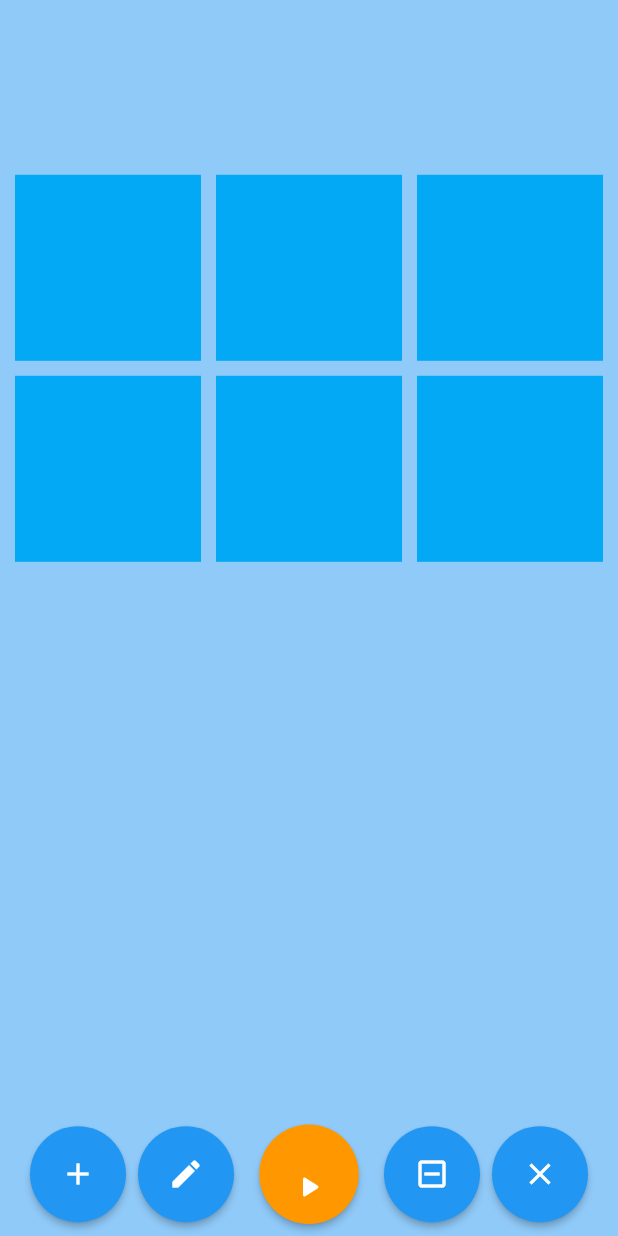
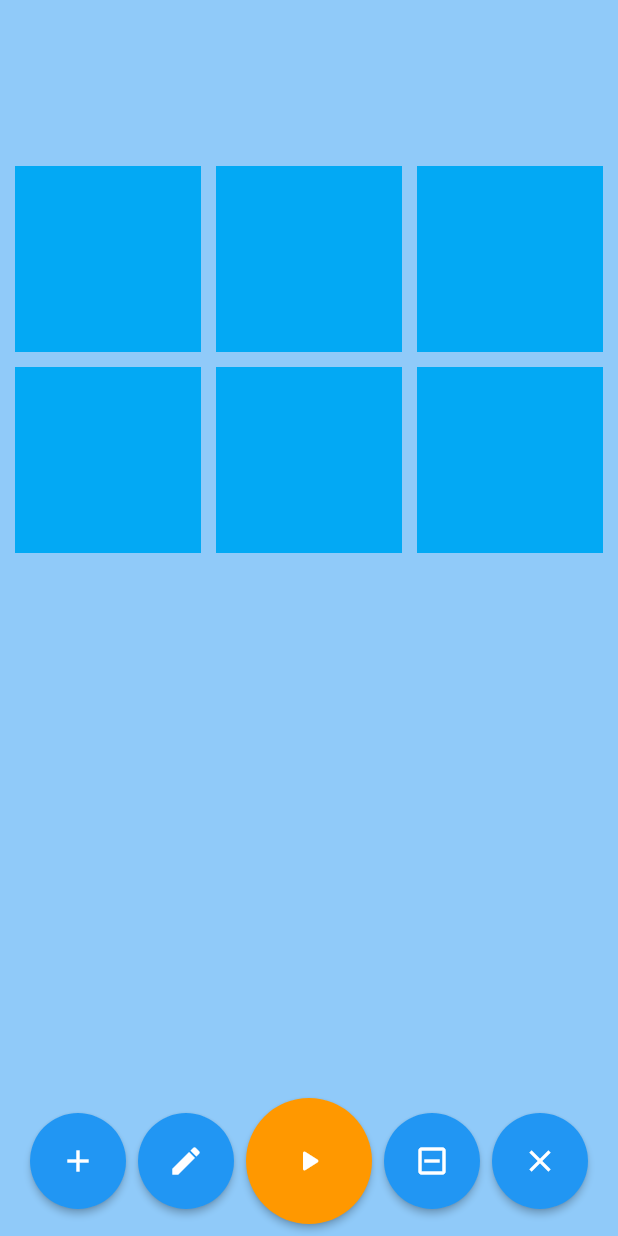
Before and after one commit to pfranz1/swim_timer, a Flutter app: the StarterView screen opened directly, on a phone screen of 412 x 824 dp. Run offline on Flutter 3.47's test engine with Material 2 defaults, Android fonts, the phone set to English and light mode, and no system bars; our stand-ins replace equatable, firebase_core, firebase_database, flutter_bloc, go_router, rxdart and 1 more; missing offline and left inert: dart:html; accounts and stored records are empty.

Commit message:
fix buttons getting comically small

```diff
--- a/lib/pages/practice/starter/starter_page.dart
+++ b/lib/pages/practice/starter/starter_page.dart
@@ -81,8 +81,8 @@ class StarterView extends StatelessWidget {
                           ),
                         ),
                       ),
-                      Expanded(
-                        flex: 1,
+                      ConstrainedBox(
+                        constraints: BoxConstraints(minHeight: 100),
                         child: Center(
                             child: ButtonBar(
                           alignment: MainAxisAlignment.center,
```
